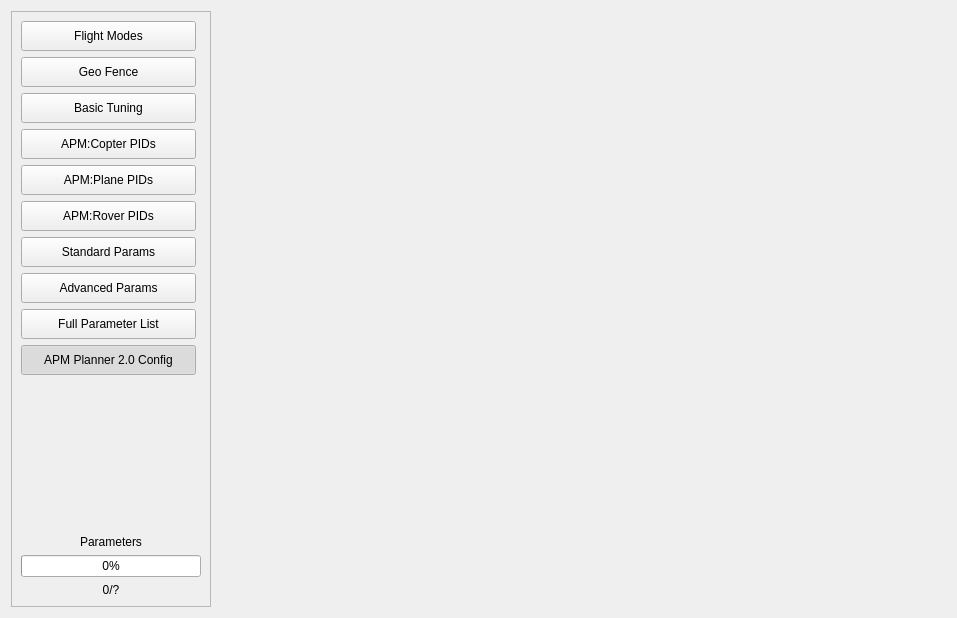
First picture: the form in src/ui/configuration/ApmSoftwareConfig.ui, repository ArduPilot/apm_planner, before the edit.
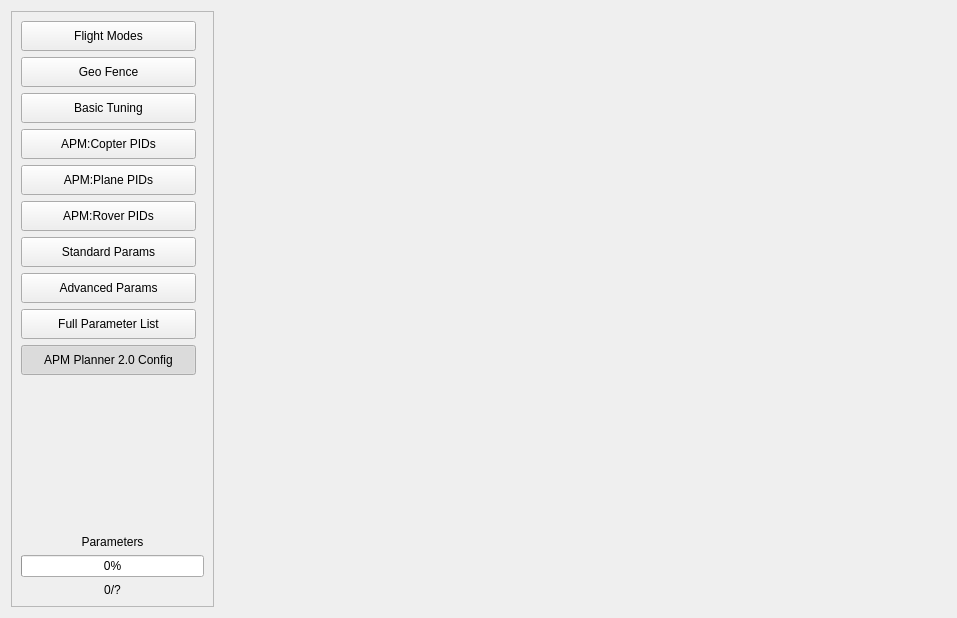
Second picture: the form after the edit.

Commit message: Config/Tuning View: Fix unnecessary horizontal scrollbar showing

```diff
--- a/src/ui/configuration/ApmSoftwareConfig.ui
+++ b/src/ui/configuration/ApmSoftwareConfig.ui
@@ -18,7 +18,7 @@
     <widget class="QScrollArea" name="scrollArea_6">
      <property name="minimumSize">
       <size>
-       <width>200</width>
+       <width>203</width>
        <height>0</height>
       </size>
      </property>
@@ -36,7 +36,7 @@
        <rect>
         <x>0</x>
         <y>0</y>
-        <width>199</width>
+        <width>201</width>
         <height>592</height>
        </rect>
       </property>
```
